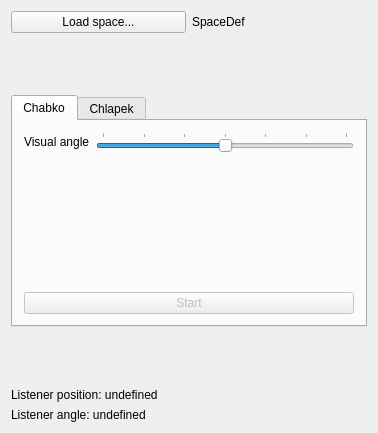
Old version of the form mainwindow.ui in the repository navigatore/imaginote.
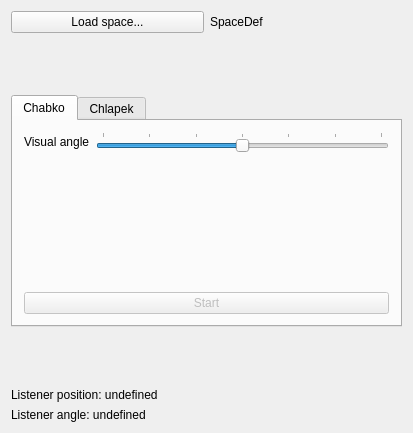
New version of the form.

Commit message: Fix observer move and fix new Start/Stop button

Patch:
```diff
--- a/mainwindow.ui
+++ b/mainwindow.ui
@@ -6,7 +6,7 @@
    <rect>
     <x>0</x>
     <y>0</y>
-    <width>378</width>
+    <width>413</width>
     <height>433</height>
    </rect>
   </property>
```
Left out of the diff: 29 changed lines with no effect on the pictures. The commit also changes 2 other files.
